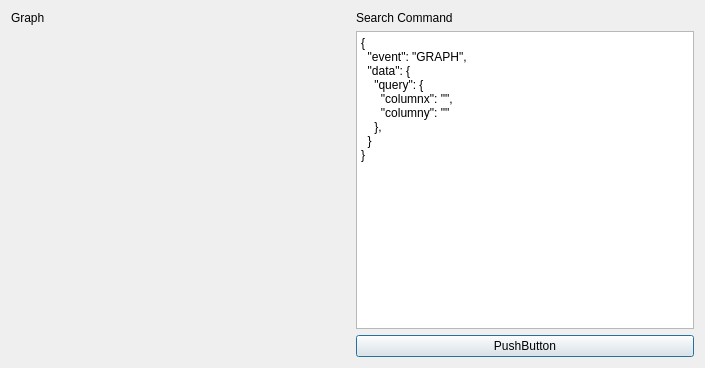
Above: client/gui/ui/plot.ui from Howest-AdvMathProg/project-2021-Joren-vanGoethem before the change. Below: the same form after it.
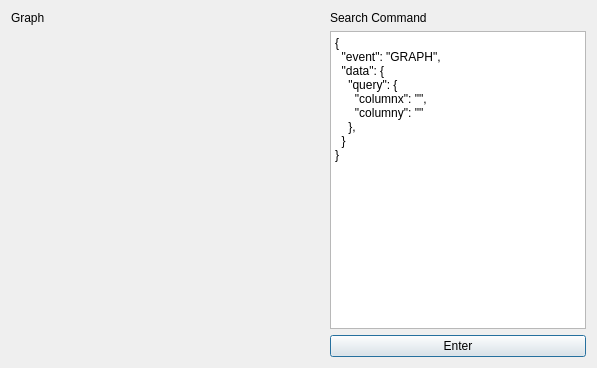
That is the form after the change. Custom widgets are drawn as their Qt base class.

What changed in the file:
```diff
--- a/client/gui/ui/plot.ui
+++ b/client/gui/ui/plot.ui
@@ -6,14 +6,14 @@
    <rect>
     <x>0</x>
     <y>0</y>
-    <width>705</width>
+    <width>597</width>
     <height>368</height>
    </rect>
   </property>
   <property name="windowTitle">
    <string>Dialog</string>
   </property>
-  <layout class="QGridLayout" name="gridLayout" columnstretch="1,1">
+  <layout class="QGridLayout" name="gridLayout" columnstretch="1,0">
    <item row="1" column="1">
     <widget class="QPlainTextEdit" name="plainTextEdit">
      <property name="minimumSize">
@@ -52,7 +52,7 @@
    <item row="2" column="1">
     <widget class="QPushButton" name="pushButton">
      <property name="text">
-      <string>PushButton</string>
+      <string>Enter</string>
      </property>
     </widget>
    </item>
```
Left out of the diff: 10 changed lines with no effect on the pictures.
